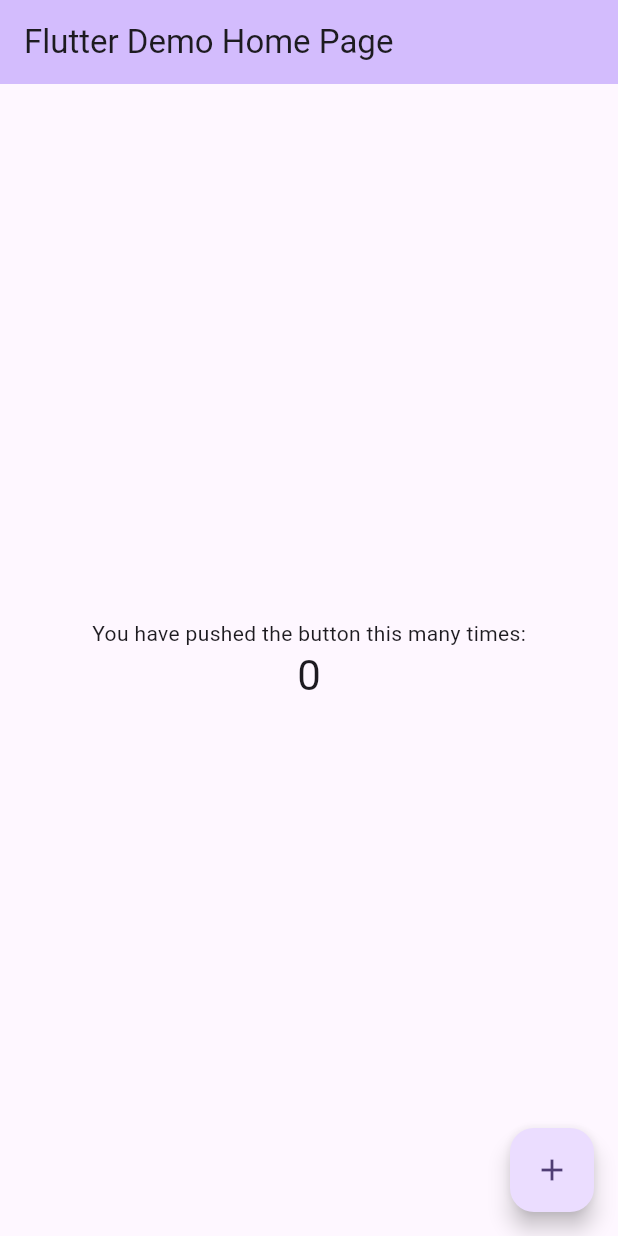
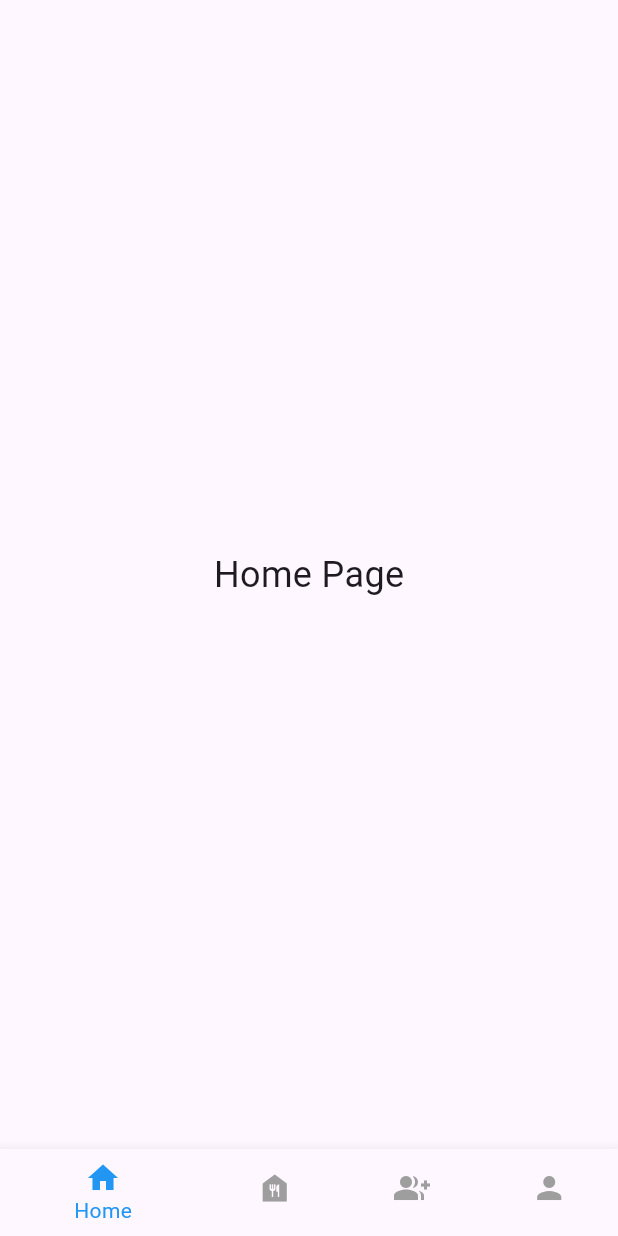
Before and after one commit to AryamanDubey28/workout_app, a Flutter app: the screen it shows after launch, on a phone screen of 412 x 824 dp. Run offline on Flutter 3.47's test engine with Material 3 defaults, Android fonts, the phone set to English and light mode, and no system bars.

Commit message:
add placeholder structure to flutter code

```diff
--- a/frontend/workout_tracker/lib/main.dart
+++ b/frontend/workout_tracker/lib/main.dart
@@ -1,101 +1,76 @@
 import 'package:flutter/material.dart';
+import 'package:workout_tracker/pages/foodpage.dart';
+import 'package:workout_tracker/pages/homepage.dart';
+import 'package:workout_tracker/pages/profilepage.dart';
+import 'package:workout_tracker/pages/stresspage.dart';
 
 void main() {
-  runApp(const MyApp());
+  runApp(MyApp());
 }
 
 class MyApp extends StatelessWidget {
-  const MyApp({super.key});
-
-  // This widget is the root of your application.
   @override
   Widget build(BuildContext context) {
     return MaterialApp(
-      title: 'Flutter Demo',
+      title: 'Flutter Bottom Navbar',
+      debugShowCheckedModeBanner: false,
       theme: ThemeData(
-        colorScheme: ColorScheme.fromSeed(seedColor: Colors.deepPurple),
-        useMaterial3: true,
+        primarySwatch: Colors.blue,
       ),
-      home: const MyHomePage(title: 'Flutter Demo Home Page'),
+      home: MyHomePage(),
     );
   }
 }
 
 class MyHomePage extends StatefulWidget {
-  const MyHomePage({super.key, required this.title});
-
-  final String title;
-
   @override
-  State<MyHomePage> createState() => _MyHomePageState();
+  _MyHomePageState createState() => _MyHomePageState();
 }
 
 class _MyHomePageState extends State<MyHomePage> {
-  int _counter = 0;
+  int _selectedIndex = 0;
 
-  void _incrementCounter() {
+  final List<Widget> _pages = [
+    HomePage(),
+    CalorieTracking(),
+    StressTracking(),
+    ProfilePage(),
+  ];
+
+  void _onItemTapped(int index) {
     setState(() {
-      // This call to setState tells the Flutter framework that something has
-      // changed in this State, which causes it to rerun the build method below
-      // so that the display can reflect the updated values. If we changed
-      // _counter without calling setState(), then the build method would not be
-      // called again, and so nothing would appear to happen.
-      _counter++;
+      _selectedIndex = index;
     });
   }
 
   @override
   Widget build(BuildContext context) {
-    // This method is rerun every time setState is called, for instance as done
-    // by the _incrementCounter method above.
-    //
-    // The Flutter framework has been optimized to make rerunning build methods
-    // fast, so that you can just rebuild anything that needs updating rather
-    // than having to individually change instances of widgets.
     return Scaffold(
-      appBar: AppBar(
-        // TRY THIS: Try changing the color here to a specific color (to
-        // Colors.amber, perhaps?) and trigger a hot reload to see the AppBar
-        // change color while the other colors stay the same.
-        backgroundColor: Theme.of(context).colorScheme.inversePrimary,
-        // Here we take the value from the MyHomePage object that was created by
-        // the App.build method, and use it to set our appbar title.
-        title: Text(widget.title),
+      body: _pages[_selectedIndex],
+      bottomNavigationBar: BottomNavigationBar(
+        items: const <BottomNavigationBarItem>[
+          BottomNavigationBarItem(
+            icon: Icon(Icons.home),
+            label: 'Home',
+          ),
+          BottomNavigationBarItem(
+            icon: Icon(Icons.food_bank),
+            label: 'Food',
+          ),
+          BottomNavigationBarItem(
+            icon: Icon(Icons.group_add_sharp),
+            label: 'Stress',
+          ),
+          BottomNavigationBarItem(
+            icon: Icon(Icons.person),
+            label: 'Profile',
+          ),
+        ],
+        currentIndex: _selectedIndex,
+        unselectedItemColor: Colors.grey,
+        selectedItemColor: Colors.blue,
+        onTap: _onItemTapped,
       ),
-      body: Center(
-        // Center is a layout widget. It takes a single child and positions it
-        // in the middle of the parent.
-        child: Column(
-          // Column is also a layout widget. It takes a list of children and
-          // arranges them vertically. By default, it sizes itself to fit its
-          // children horizontally, and tries to be as tall as its parent.
-          //
-          // Column has various properties to control how it sizes itself and
-          // how it positions its children. Here we use mainAxisAlignment to
-          // center the children vertically; the main axis here is the vertical
-          // axis because Columns are vertical (the cross axis would be
-          // horizontal).
-          //
-          // TRY THIS: Invoke "debug painting" (choose the "Toggle Debug Paint"
-          // action in the IDE, or press "p" in the console), to see the
-          // wireframe for each widget.
-          mainAxisAlignment: MainAxisAlignment.center,
-          children: <Widget>[
-            const Text(
-              'You have pushed the button this many times:',
-            ),
-            Text(
-              '$_counter',
-              style: Theme.of(context).textTheme.headlineMedium,
-            ),
-          ],
-        ),
-      ),
-      floatingActionButton: FloatingActionButton(
-        onPressed: _incrementCounter,
-        tooltip: 'Increment',
-        child: const Icon(Icons.add),
-      ), // This trailing comma makes auto-formatting nicer for build methods.
     );
   }
 }
--- /dev/null
+++ b/frontend/workout_tracker/lib/pages/homepage.dart
@@ -0,0 +1,13 @@
+import 'package:flutter/material.dart';
+
+class HomePage extends StatelessWidget {
+  @override
+  Widget build(BuildContext context) {
+    return const Center(
+      child: Text(
+        'Home Page',
+        style: TextStyle(fontSize: 24),
+      ),
+    );
+  }
+}
```
Also changed, not shown: frontend/workout_tracker/lib/pages/foodpage.dart (added, +13 -0 lines), frontend/workout_tracker/lib/pages/profilepage.dart (added, +13 -0 lines), frontend/workout_tracker/lib/pages/stresspage.dart (added, +13 -0 lines), 1 other file.
